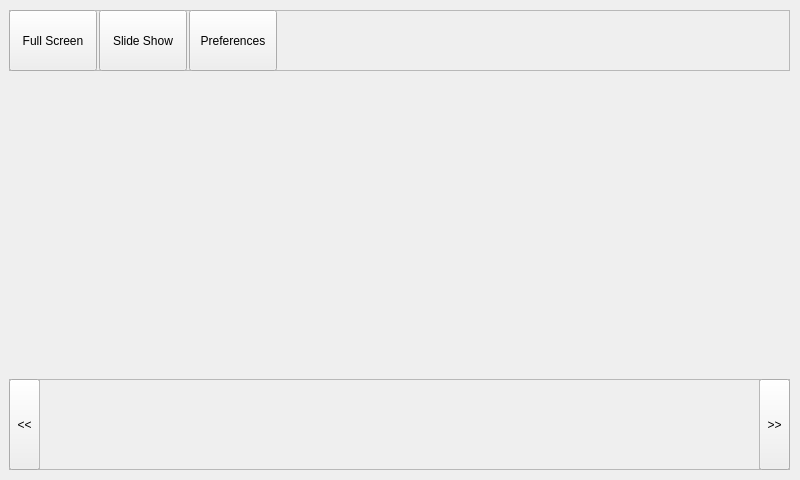
First picture: the form in widget.ui, repository cakturk/ImageViewer, before the edit.
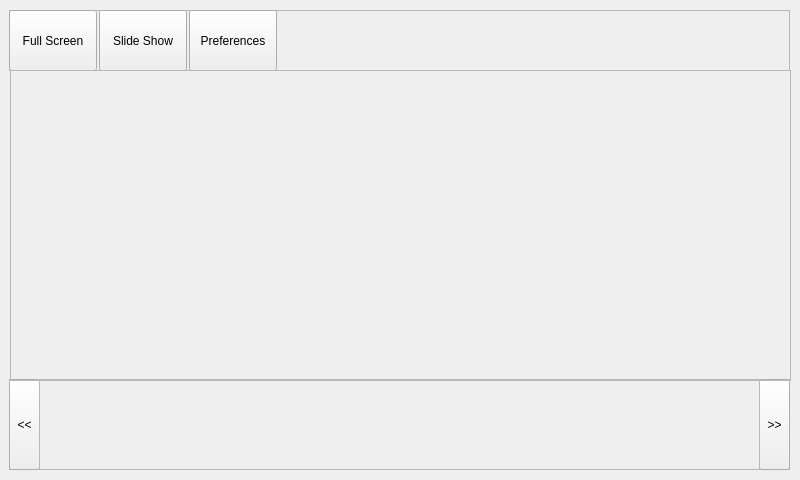
Second picture: the form after the edit.

Patch:
```diff
--- a/widget.ui
+++ b/widget.ui
@@ -132,17 +132,20 @@
     </property>
    </widget>
   </widget>
-  <widget class="QLabel" name="viewArea">
+  <widget class="QFrame" name="viewArea">
    <property name="geometry">
     <rect>
-     <x>9</x>
-     <y>80</y>
+     <x>10</x>
+     <y>70</y>
      <width>781</width>
-     <height>291</height>
+     <height>311</height>
     </rect>
    </property>
-   <property name="text">
-    <string/>
+   <property name="frameShape">
+    <enum>QFrame::StyledPanel</enum>
+   </property>
+   <property name="frameShadow">
+    <enum>QFrame::Raised</enum>
    </property>
   </widget>
  </widget>
```
